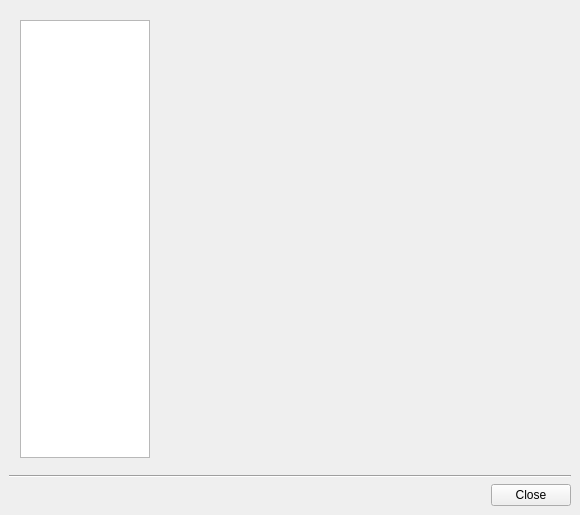
Old version of the form PAConsole/res/maindlg.ui in the repository AnarManafov/PoD.
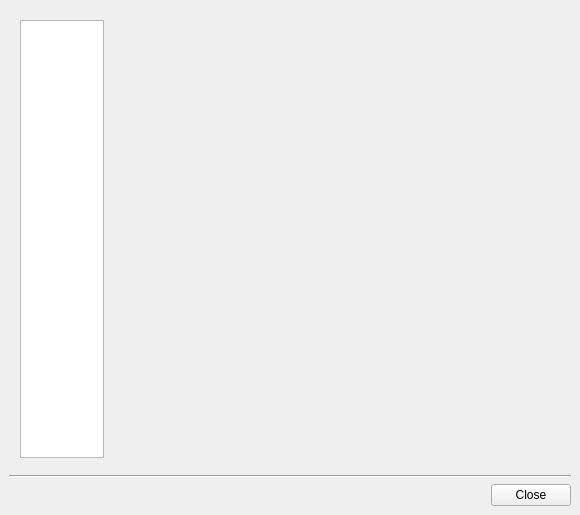
New version of the form.

Commit message: PAConsole: adjusted layout of controls

```diff
--- a/PAConsole/res/maindlg.ui
+++ b/PAConsole/res/maindlg.ui
@@ -53,13 +53,13 @@
         <widget class="QListWidget" name="contentsWidget" >
          <property name="minimumSize" >
           <size>
-           <width>130</width>
+           <width>84</width>
            <height>0</height>
           </size>
          </property>
          <property name="maximumSize" >
           <size>
-           <width>128</width>
+           <width>84</width>
            <height>16777215</height>
           </size>
          </property>
@@ -71,8 +71,8 @@
          </property>
          <property name="iconSize" >
           <size>
-           <width>48</width>
-           <height>48</height>
+           <width>56</width>
+           <height>56</height>
           </size>
          </property>
          <property name="resizeMode" >
@@ -82,7 +82,7 @@
           <number>12</number>
          </property>
          <property name="viewMode" >
-          <enum>QListView::IconMode</enum>
+          <enum>QListView::ListMode</enum>
          </property>
          <property name="currentRow" >
           <number>-1</number>
```
Left out of the diff: 2 changed lines with no effect on the pictures.
